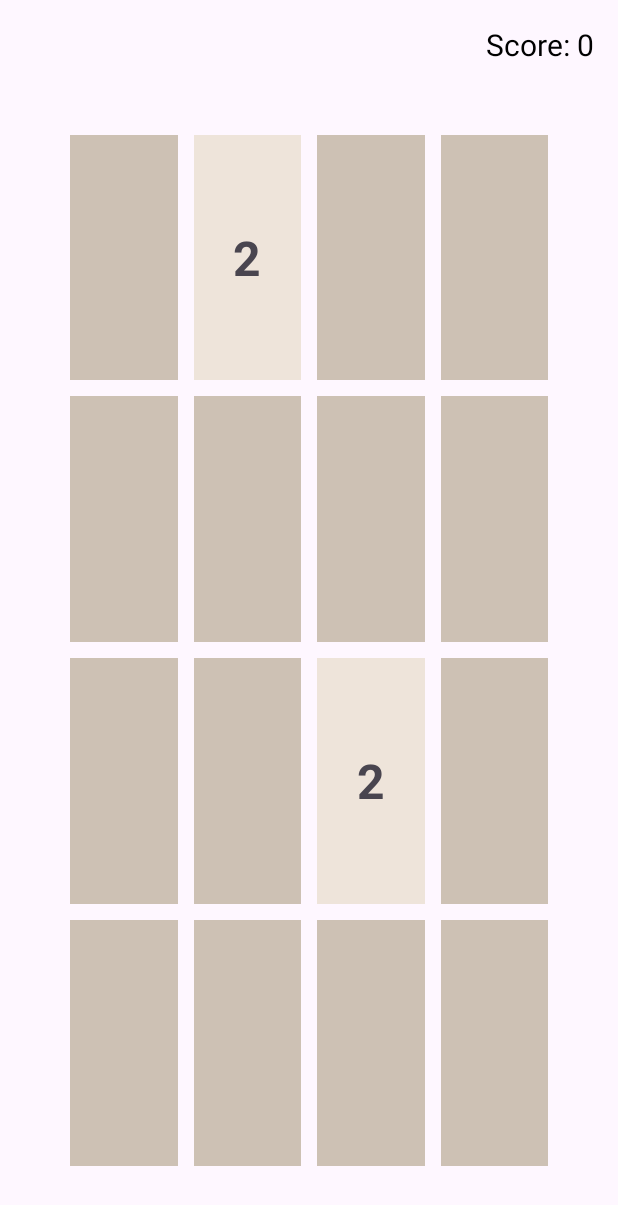
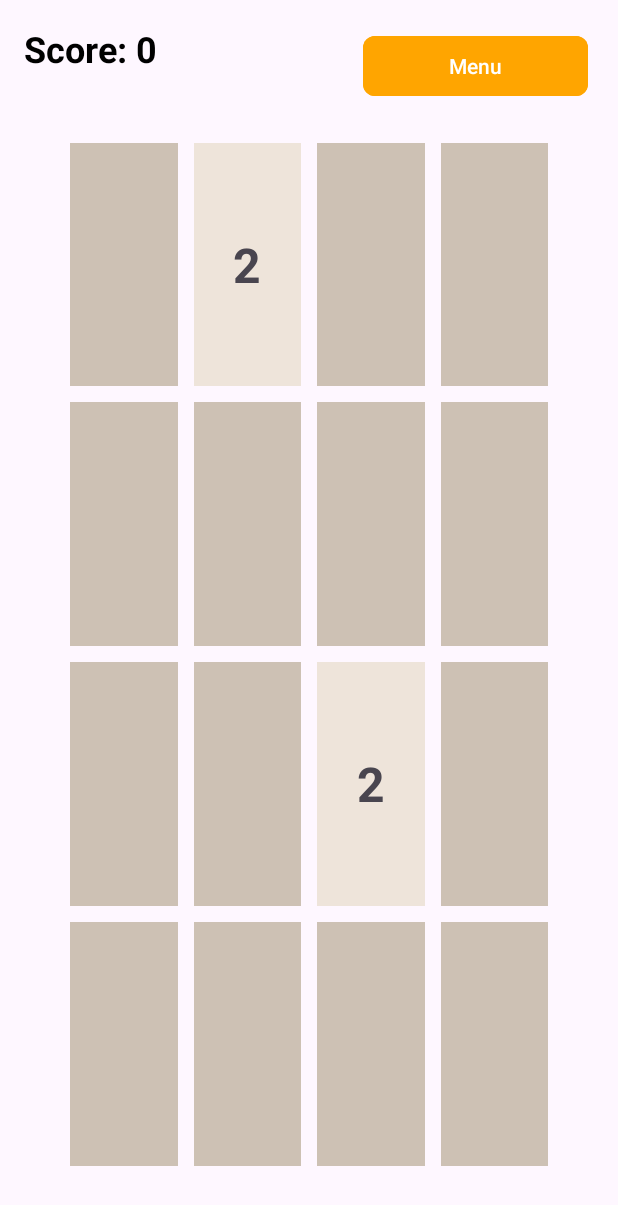
Before and after one commit to Kucharito/2048game, an Android app: the MainActivity screen opened directly, with no data from a screen before it, on a phone screen of 412 x 824 dp. Shown: the top 1205 px of the screen. Run offline under Robolectric (Android 15) with nearby library versions, the phone set to English and light mode, and no system bars.

Commit message:
Added overlay menu in game, fixed game logic

```diff
--- a/app/src/main/java/com/example/a2048game/MainActivity.java
+++ b/app/src/main/java/com/example/a2048game/MainActivity.java
@@ -1,9 +1,14 @@
 package com.example.a2048game;
 
+import android.content.Intent;
 import android.graphics.Color;
+import android.graphics.RectF;
 import android.graphics.Typeface;
 import android.os.Bundle;
+import android.view.View;
+import android.widget.Button;
 import android.widget.GridLayout;
+import android.widget.LinearLayout;
 import android.widget.TextView;
 
 import androidx.activity.EdgeToEdge;
@@ -21,8 +26,11 @@ public class MainActivity extends AppCompatActivity {
     private GridLayout gridLayout;
     private TextView scoreText;
     private Game2048 game;
+    private LinearLayout menuOverlay;
 
     private float downX, downY;
+
+    private RectF openMenuButtonRect;
 
     @Override
     protected void onCreate(Bundle savedInstanceState) {
@@ -37,6 +45,29 @@ public class MainActivity extends AppCompatActivity {
         initGrid();
         game.startGame();
         updateUI();
+
+        menuOverlay = findViewById(R.id.menuOverlay);
+        Button openMenuButton = findViewById(R.id.openMenuButton);
+        Button resumeButton = findViewById(R.id.resumeButton);
+        Button mainMenuButton = findViewById(R.id.mainMenuButton);
+
+        openMenuButton.setOnClickListener(v -> {
+            menuOverlay.setVisibility(View.VISIBLE);
+        });
+
+        resumeButton.setOnClickListener(v -> {
+            menuOverlay.setVisibility(View.GONE);
+        });
+
+        mainMenuButton.setOnClickListener(v -> {
+            Intent intent = new Intent(MainActivity.this, MainMenuActivity.class);
+            startActivity(intent);
+            //finish();
+        });
+
+
+
+
 
     }
 
--- a/app/src/main/res/layout/activity_main.xml
+++ b/app/src/main/res/layout/activity_main.xml
@@ -12,11 +12,27 @@
         android:layout_width="wrap_content"
         android:layout_height="wrap_content"
         android:text="Score: 0"
-        android:textSize="20sp"
+        android:textSize="24sp"
+        android:textStyle="bold"
         android:textColor="@android:color/black"
         app:layout_constraintTop_toTopOf="parent"
-        app:layout_constraintEnd_toEndOf="parent"
+        app:layout_constraintStart_toStartOf="parent"
         android:layout_margin="16dp"/>
+
+    <com.google.android.material.button.MaterialButton
+        android:id="@+id/openMenuButton"
+        android:layout_width="150dp"
+        android:layout_height="wrap_content"
+        android:layout_marginTop="20dp"
+        android:layout_marginEnd="20dp"
+        android:text="Menu"
+        android:backgroundTint="@color/orange"
+        app:cornerRadius="8dp"
+        app:layout_constraintTop_toTopOf="parent"
+        app:layout_constraintEnd_toEndOf="parent"/>
+
+
+
 
     <GridLayout
         android:id="@+id/grid2048"
@@ -31,4 +47,35 @@
         app:layout_constraintStart_toStartOf="parent"
         app:layout_constraintEnd_toEndOf="parent" />
 
+    <LinearLayout
+        android:id="@+id/menuOverlay"
+        android:layout_width="0dp"
+        android:layout_height="0dp"
+        android:orientation="vertical"
+        android:gravity="center"
+        android:background="#AA000000"
+        android:visibility="gone"
+        app:layout_constraintTop_toTopOf="@id/grid2048"
+        app:layout_constraintBottom_toBottomOf="@id/grid2048"
+        app:layout_constraintStart_toStartOf="@id/grid2048"
+        app:layout_constraintEnd_toEndOf="@id/grid2048">
+
+        <com.google.android.material.button.MaterialButton
+            android:id="@+id/resumeButton"
+            android:layout_width="200dp"
+            android:layout_height="wrap_content"
+            android:text="Resume"
+            android:backgroundTint="@color/orange"
+            app:cornerRadius="8dp"/>
+
+        <com.google.android.material.button.MaterialButton
+            android:id="@+id/mainMenuButton"
+            android:layout_width="200dp"
+            android:layout_marginTop="60dp"
+            android:layout_height="wrap_content"
+            android:text="Main Menu"
+            android:backgroundTint="@color/orange"
+            app:cornerRadius="8dp"/>
+    </LinearLayout>
+
 </androidx.constraintlayout.widget.ConstraintLayout>
--- a/app/src/main/res/values/colors.xml
+++ b/app/src/main/res/values/colors.xml
@@ -2,4 +2,5 @@
 <resources>
     <color name="black">#FF000000</color>
     <color name="white">#FFFFFFFF</color>
+    <color name="orange">#FFA500</color>
 </resources>
```
Also changed, not shown: app/src/main/java/com/example/a2048game/Game2048.java (+23 -16 lines), app/src/main/res/drawable/button_background.xml (added, +10 -0 lines).
